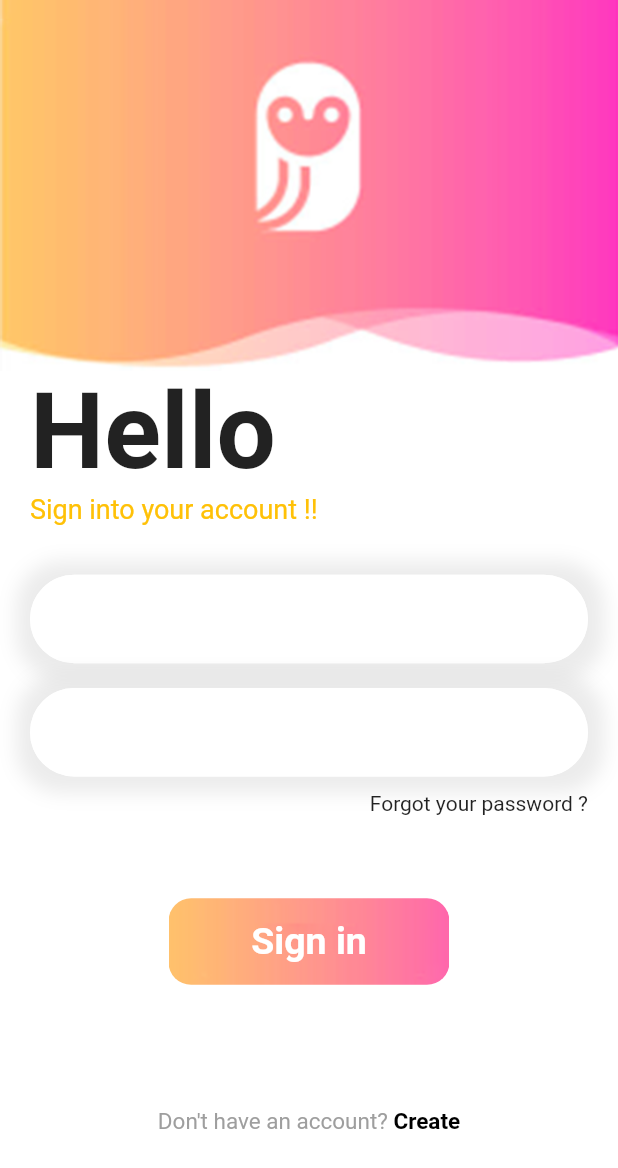
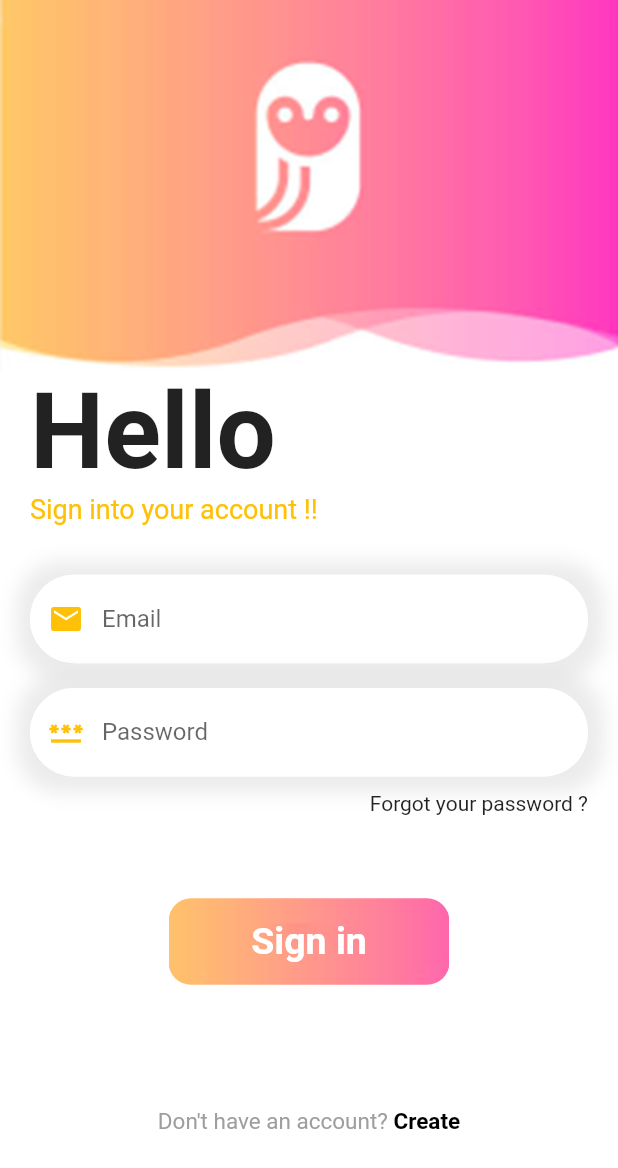
Before and after one commit to kaibalyajena/FLUTTER-FIREBASE-LOGIN, a Flutter app: the LoginPage screen opened directly, on a phone screen of 412 x 824 dp. Shown: the top 1168 px of the screen. Run offline on Flutter 3.47's test engine with Material 2 defaults, Android fonts, the phone set to English and light mode, and no system bars; our stand-ins replace get.

Commit message:
updated sign up

```diff
--- a/lib/login_page.dart
+++ b/lib/login_page.dart
@@ -52,6 +52,11 @@ class _LoginPageState extends State<LoginPage> {
                     color: Colors.white),
                 child: TextField(
                   decoration: InputDecoration(
+                      hintText: "Email",
+                      prefixIcon: Icon(
+                        Icons.email,
+                        color: Colors.amber,
+                      ),
                       enabledBorder: OutlineInputBorder(
                           borderRadius: BorderRadius.circular(30),
                           borderSide:
@@ -80,6 +85,11 @@ class _LoginPageState extends State<LoginPage> {
                     color: Colors.white),
                 child: TextField(
                   decoration: InputDecoration(
+                      hintText: "Password",
+                      prefixIcon: Icon(
+                        Icons.password,
+                        color: Colors.amber,
+                      ),
                       enabledBorder: OutlineInputBorder(
                           borderRadius: BorderRadius.circular(30),
                           borderSide:
--- a/lib/main.dart
+++ b/lib/main.dart
@@ -21,7 +21,7 @@ class MyApp extends StatelessWidget {
         primarySwatch: Colors.amber,
       ),
       //home: LoginPage(),
-      home: WelcomePage(),
+      home: LoginPage(),
     );
   }
 }
```
